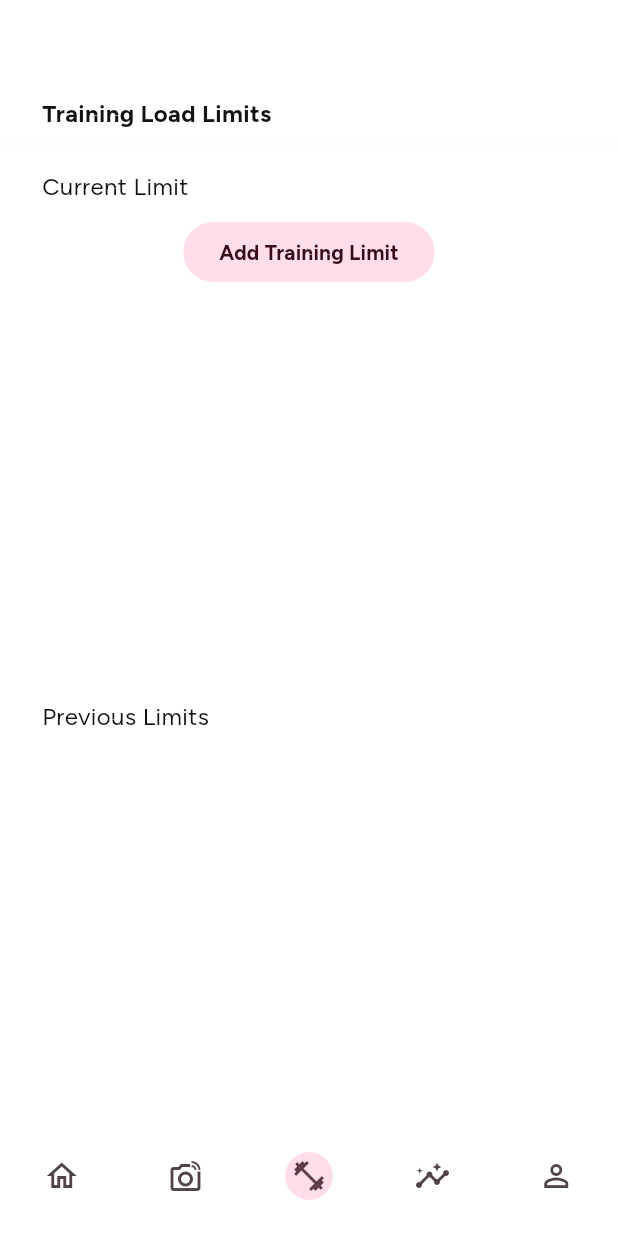
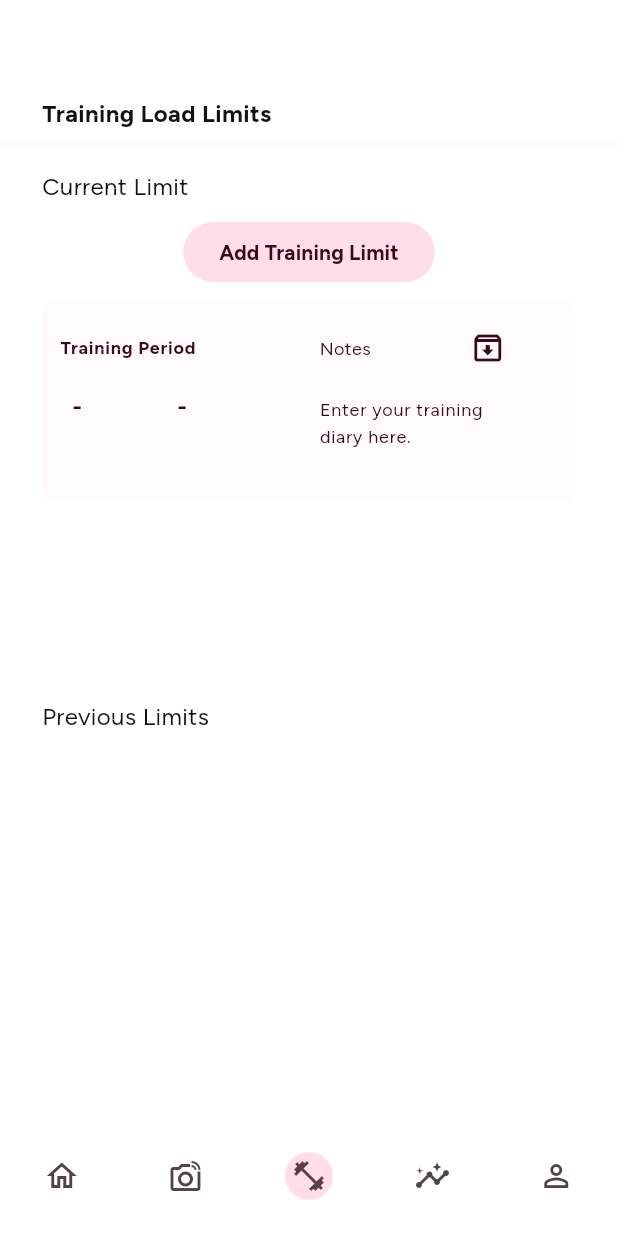
Before and after one commit to jacq-lee/brava, a Flutter app: the screen it shows after launch, item 3 of the bottom bar chosen, after a tap on "Add Training Limit", on a phone screen of 412 x 824 dp. Run offline on Flutter 3.47's test engine with Material 3 defaults, Android fonts, the phone set to English and light mode, and no system bars; our stand-ins replace camera, expandable.

Commit message:
Responsive to button now, archiving function works; the only thing that doesn't work is saving the names that you put in current.

```diff
--- a/brava/lib/screens/limits.dart
+++ b/brava/lib/screens/limits.dart
@@ -18,7 +18,6 @@ class Limits extends StandardPage {
   }
 }
 
-
 class LimitsContent extends StatefulWidget {
   @override
   _LimitsContentState createState() => _LimitsContentState();
@@ -36,7 +35,8 @@ class _LimitsContentState extends State<LimitsContent> {
 
   void addNewLimitCard() {
     setState(() {
-      limitCards.add(
+      limitCards = List.from(limitCards)
+        ..add(
           TrainingLimitCard(
             title: "Training Period",
             onPercentage1Changed: (value) {},
@@ -59,8 +59,8 @@ class _LimitsContentState extends State<LimitsContent> {
 
   void archiveCard(Widget card) {
     setState(() {
-      limitCards.remove(card);
-      previousLimitCards.add(card);
+      limitCards = List.from(limitCards)..remove(card);
+      previousLimitCards = List.from(previousLimitCards..add(card));
     });
   }
 
@@ -87,7 +87,7 @@ class _LimitsContentState extends State<LimitsContent> {
           ),
         ),
         SizedBox(height: 8,),
-        Expanded(
+        Flexible(
           child: ListView(
             padding: const EdgeInsets.all(0),
             controller: _scrollController,
@@ -105,7 +105,7 @@ class _LimitsContentState extends State<LimitsContent> {
           ),
         ),
         SizedBox(height: 8,),
-        Expanded(
+        Flexible(
           child: ListView(
             padding: const EdgeInsets.all(0),
             children: previousLimitCards,
@@ -170,7 +170,7 @@ class TrainingLimitCard extends StatelessWidget {
                 children: [
                   SizedBox(width: 8),
                   SizedBox(
-                    width: 40,
+                    width: 50,
                     child: PercentageSelector(
                       onValueChanged: onPercentage1Changed,
                     ),
```
Lines whose indentation alone changed are shown as unchanged.
